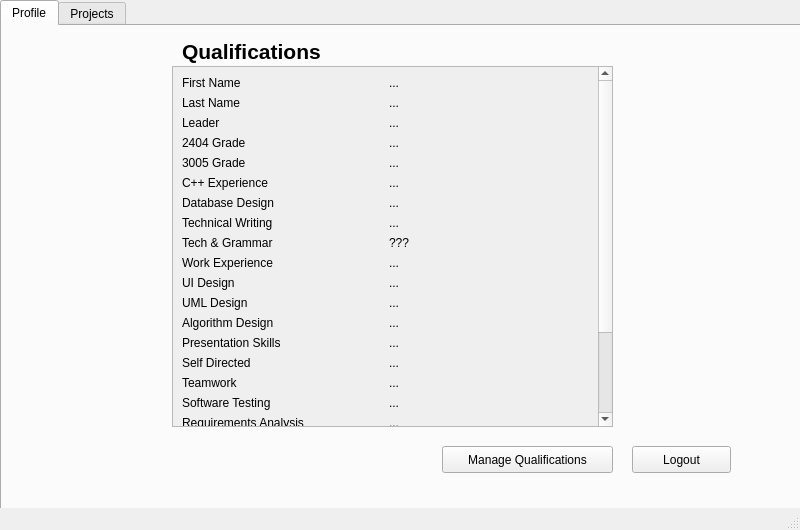
sprinklej/00100100, file studentwindow.ui: the form before one commit.
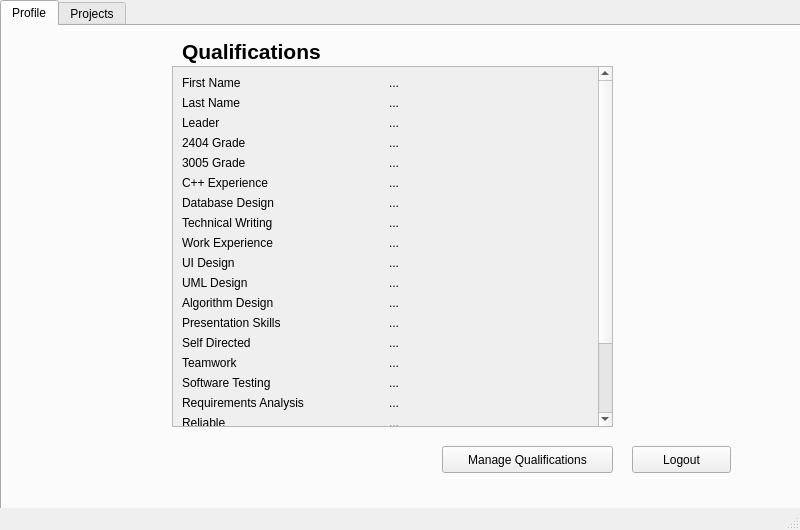
The form after the commit.

Commit message: removed tech and grammar

```diff
--- a/studentwindow.ui
+++ b/studentwindow.ui
@@ -89,25 +89,25 @@
          <x>0</x>
          <y>0</y>
          <width>423</width>
-         <height>541</height>
+         <height>518</height>
         </rect>
        </property>
        <layout class="QGridLayout" name="gridLayout">
-        <item row="12" column="1">
+        <item row="11" column="1">
          <widget class="QLabel" name="uiDesign">
           <property name="text">
            <string>...</string>
           </property>
          </widget>
         </item>
-        <item row="24" column="1">
+        <item row="23" column="1">
          <widget class="QLabel" name="reliable">
           <property name="text">
            <string>...</string>
           </property>
          </widget>
         </item>
-        <item row="15" column="0">
+        <item row="14" column="0">
          <widget class="QLabel" name="text_UML">
           <property name="text">
            <string>UML Design</string>
@@ -121,14 +121,14 @@
           </property>
          </widget>
         </item>
-        <item row="17" column="1">
+        <item row="16" column="1">
          <widget class="QLabel" name="presentationSkills">
           <property name="text">
            <string>...</string>
           </property>
          </widget>
         </item>
-        <item row="28" column="0">
+        <item row="27" column="0">
          <widget class="QLabel" name="text_constCrit">
           <property name="text">
            <string>Constructive Criticism</string>
@@ -142,7 +142,7 @@
           </property>
          </widget>
         </item>
-        <item row="25" column="0">
+        <item row="24" column="0">
          <widget class="QLabel" name="text_commSkill">
           <property name="text">
            <string>Communication Skills</string>
@@ -156,20 +156,13 @@
           </property>
          </widget>
         </item>
-        <item row="16" column="1">
+        <item row="15" column="1">
          <widget class="QLabel" name="algorithmDesign">
           <property name="text">
            <string>...</string>
           </property>
          </widget>
         </item>
-        <item row="8" column="0">
-         <widget class="QLabel" name="text_TechGram">
-          <property name="text">
-           <string>Tech &amp; Grammar</string>
-          </property>
-         </widget>
-        </item>
         <item row="3" column="1">
          <widget class="QLabel" name="grade2404">
           <property name="text">
@@ -177,21 +170,28 @@
           </property>
          </widget>
         </item>
-        <item row="12" column="0">
+        <item row="27" column="1">
+         <widget class="QLabel" name="constructCrit">
+          <property name="text">
+           <string>...</string>
+          </property>
+         </widget>
+        </item>
+        <item row="11" column="0">
          <widget class="QLabel" name="text_UIDesign">
           <property name="text">
            <string>UI Design</string>
           </property>
          </widget>
         </item>
-        <item row="27" column="0">
+        <item row="26" column="0">
          <widget class="QLabel" name="text_Creative">
           <property name="text">
            <string>Creative</string>
           </property>
          </widget>
         </item>
-        <item row="24" column="0">
+        <item row="23" column="0">
          <widget class="QLabel" name="text_reliable">
           <property name="text">
            <string>Reliable</string>
@@ -219,7 +219,7 @@
           </property>
          </widget>
         </item>
-        <item row="21" column="0">
+        <item row="20" column="0">
          <widget class="QLabel" name="text_softDes">
           <property name="text">
            <string>Software Testing</string>
@@ -233,7 +233,7 @@
           </property>
          </widget>
         </item>
-        <item row="23" column="0">
+        <item row="22" column="0">
          <widget class="QLabel" name="text_reqAnal">
           <property name="text">
            <string>Requirements Analysis</string>
@@ -261,14 +261,14 @@
           </property>
          </widget>
         </item>
-        <item row="19" column="0">
+        <item row="18" column="0">
          <widget class="QLabel" name="text_teamwork">
           <property name="text">
            <string>Teamwork</string>
           </property>
          </widget>
         </item>
-        <item row="27" column="1">
+        <item row="26" column="1">
          <widget class="QLabel" name="creative">
           <property name="text">
            <string>...</string>
@@ -296,34 +296,20 @@
           </property>
          </widget>
         </item>
-        <item row="8" column="1">
-         <widget class="QLabel" name="techAndGramm">
+        <item row="17" column="1">
+         <widget class="QLabel" name="selfDirected">
           <property name="text">
-           <string>???</string>
+           <string>...</string>
           </property>
          </widget>
         </item>
-        <item row="26" column="0">
+        <item row="25" column="0">
          <widget class="QLabel" name="text_respect">
           <property name="text">
            <string>Respectful</string>
           </property>
          </widget>
         </item>
-        <item row="18" column="1">
-         <widget class="QLabel" name="selfDirected">
-          <property name="text">
-           <string>...</string>
-          </property>
-         </widget>
-        </item>
-        <item row="28" column="1">
-         <widget class="QLabel" name="constructCrit">
-          <property name="text">
-           <string>...</string>
-          </property>
-         </widget>
-        </item>
         <item row="7" column="1">
          <widget class="QLabel" name="techWriting">
           <property name="text">
@@ -331,49 +317,49 @@
           </property>
          </widget>
         </item>
-        <item row="16" column="0">
+        <item row="15" column="0">
          <widget class="QLabel" name="text_AlgDes">
           <property name="text">
            <string>Algorithm Design</string>
           </property>
          </widget>
         </item>
-        <item row="17" column="0">
+        <item row="16" column="0">
          <widget class="QLabel" name="text_PresSkills">
           <property name="text">
            <string>Presentation Skills</string>
           </property>
          </widget>
         </item>
-        <item row="23" column="1">
+        <item row="22" column="1">
          <widget class="QLabel" name="reqAnalysis">
           <property name="text">
            <string>...</string>
           </property>
          </widget>
         </item>
-        <item row="15" column="1">
+        <item row="14" column="1">
          <widget class="QLabel" name="umlDesign">
           <property name="text">
            <string>...</string>
           </property>
          </widget>
         </item>
-        <item row="25" column="1">
+        <item row="24" column="1">
          <widget class="QLabel" name="commSkills">
           <property name="text">
            <string>...</string>
           </property>
          </widget>
         </item>
-        <item row="21" column="1">
+        <item row="20" column="1">
          <widget class="QLabel" name="softWareTest">
           <property name="text">
            <string>...</string>
           </property>
          </widget>
         </item>
-        <item row="18" column="0">
+        <item row="17" column="0">
          <widget class="QLabel" name="text_SelfDir">
           <property name="text">
            <string>Self Directed</string>
@@ -387,28 +373,28 @@
           </property>
          </widget>
         </item>
-        <item row="26" column="1">
+        <item row="25" column="1">
          <widget class="QLabel" name="respectful">
           <property name="text">
            <string>...</string>
           </property>
          </widget>
         </item>
-        <item row="19" column="1">
+        <item row="18" column="1">
          <widget class="QLabel" name="teamwork">
           <property name="text">
            <string>...</string>
           </property>
          </widget>
         </item>
-        <item row="11" column="0">
+        <item row="10" column="0">
          <widget class="QLabel" name="text_workEx">
           <property name="text">
            <string>Work Experience</string>
           </property>
          </widget>
         </item>
-        <item row="11" column="1">
+        <item row="10" column="1">
          <widget class="QLabel" name="workExper">
           <property name="text">
            <string>...</string>
```
The commit also changes 2 other files.
